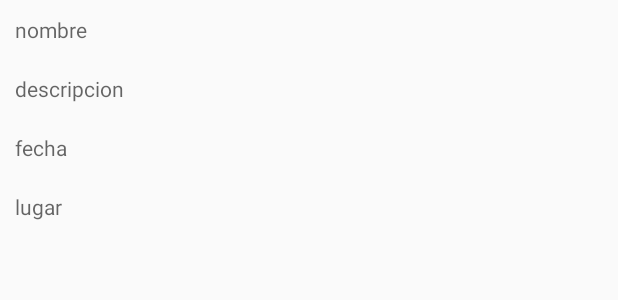
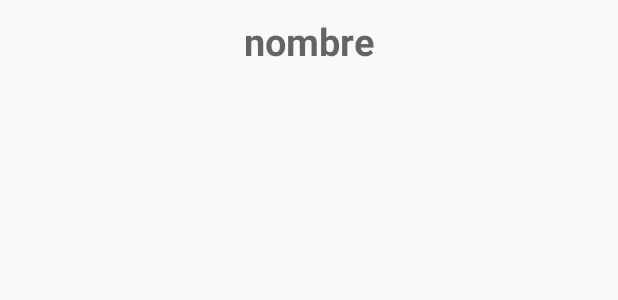
Before and after one commit to maschuster/Proyecto-Final, an Android app: the layout list_item.xml on its own in the app's theme, with its tools: preview values and no code run, on a phone screen of 412 x 824 dp. Shown: the top 300 px of the screen. Run offline under Robolectric (Android 15) with nearby library versions, the phone set to English and light mode, and no system bars.

Commit message:
Cambiando URL global, moviendo checkbox, modificando design.

```diff
--- a/app/src/main/java/ort/proyectofinal/EventosAdapter.java
+++ b/app/src/main/java/ort/proyectofinal/EventosAdapter.java
@@ -48,16 +48,10 @@ public class EventosAdapter extends BaseAdapter {
         }
 
         TextView nombreTV = (TextView)view.findViewById(R.id.nombre);
-        TextView descripcionTV = (TextView)view.findViewById(R.id.descripcion);
-        TextView fechaTV = (TextView)view.findViewById(R.id.fecha);
-        TextView lugarTV = (TextView)view.findViewById(R.id.lugar);
 
         Evento e = eventos.get(position);
 
-        descripcionTV.setText(e.getDescripcion());
         nombreTV.setText(String.valueOf(e.getNombre()));
-        fechaTV.setText(String.valueOf(e.getFecha()));
-        lugarTV.setText(String.valueOf(e.getLugar()));
         return view;
     }
 }
--- a/app/src/main/java/ort/proyectofinal/ListarEventos.java
+++ b/app/src/main/java/ort/proyectofinal/ListarEventos.java
@@ -39,7 +39,7 @@ public class ListarEventos extends AppCompatActivity {
         eventos = new ArrayList<>();
         listVW = (ListView) findViewById(R.id.listVw);
         TVdescripcion = (EditText) findViewById(R.id.descripcion);
-        String url = "http://eventospf2016.herokuapp.com/refresheventos.php";
+        String url = "http://eventospf2016.azurewebsites.net/refresheventos.php";
         new EventosTask().execute(url);
 
         listVW.setOnItemClickListener(new AdapterView.OnItemClickListener(){
--- a/app/src/main/java/ort/proyectofinal/MainEvento.java
+++ b/app/src/main/java/ort/proyectofinal/MainEvento.java
@@ -44,7 +44,7 @@ import java.util.List;
 
 public class MainEvento extends AppCompatActivity implements OnMapReadyCallback,View.OnClickListener {
 
-    public static String url = "http://eventospf2016.herokuapp.com/";
+    public static String url = "http://eventospf2016.azurewebsites.net/";
     GoogleMap map;
     Evento e;
     Toolbar toolbar;
@@ -103,7 +103,6 @@ public class MainEvento extends AppCompatActivity implements OnMapReadyCallback,
             }
         });
     }
-
 
     @Override
     public void onClick(View v) {
--- a/app/src/main/res/layout/activity_listar_eventos.xml
+++ b/app/src/main/res/layout/activity_listar_eventos.xml
@@ -23,7 +23,8 @@
 
         <ListView
             android:id="@+id/listVw"
-            android:layout_width="wrap_content"
+            android:gravity="center"
+            android:layout_width="match_parent"
             android:layout_height="wrap_content">
         </ListView>
 
--- a/app/src/main/res/layout/list_item.xml
+++ b/app/src/main/res/layout/list_item.xml
@@ -4,35 +4,14 @@
     android:layout_height="match_parent">
 
     <TextView
-        android:layout_width="wrap_content"
+        android:layout_width="match_parent"
         android:layout_height="wrap_content"
         android:layout_margin="10dp"
-        android:textColor="#FF6D00"
+        android:gravity="center"
+        android:textStyle="bold"
+        android:textColor="#000000"
+        android:textSize="25dp"
         android:hint="nombre"
         android:id="@+id/nombre"/>
 
-    <TextView
-        android:layout_width="wrap_content"
-        android:layout_height="wrap_content"
-        android:layout_margin="10dp"
-        android:textColor="#FF6D00"
-        android:hint="descripcion"
-        android:id="@+id/descripcion"/>
-
-    <TextView
-        android:layout_width="wrap_content"
-        android:layout_height="wrap_content"
-        android:layout_margin="10dp"
-        android:textColor="#FF6D00"
-        android:hint="fecha"
-        android:id="@+id/fecha"/>
-
-    <TextView
-        android:layout_width="wrap_content"
-        android:layout_height="wrap_content"
-        android:layout_margin="10dp"
-        android:textColor="#FF6D00"
-        android:hint="lugar"
-        android:id="@+id/lugar"/>
-
 </LinearLayout>
```
Also changed, not shown: app/src/main/res/layout/list_item_objetos.xml (+6 -5 lines).
